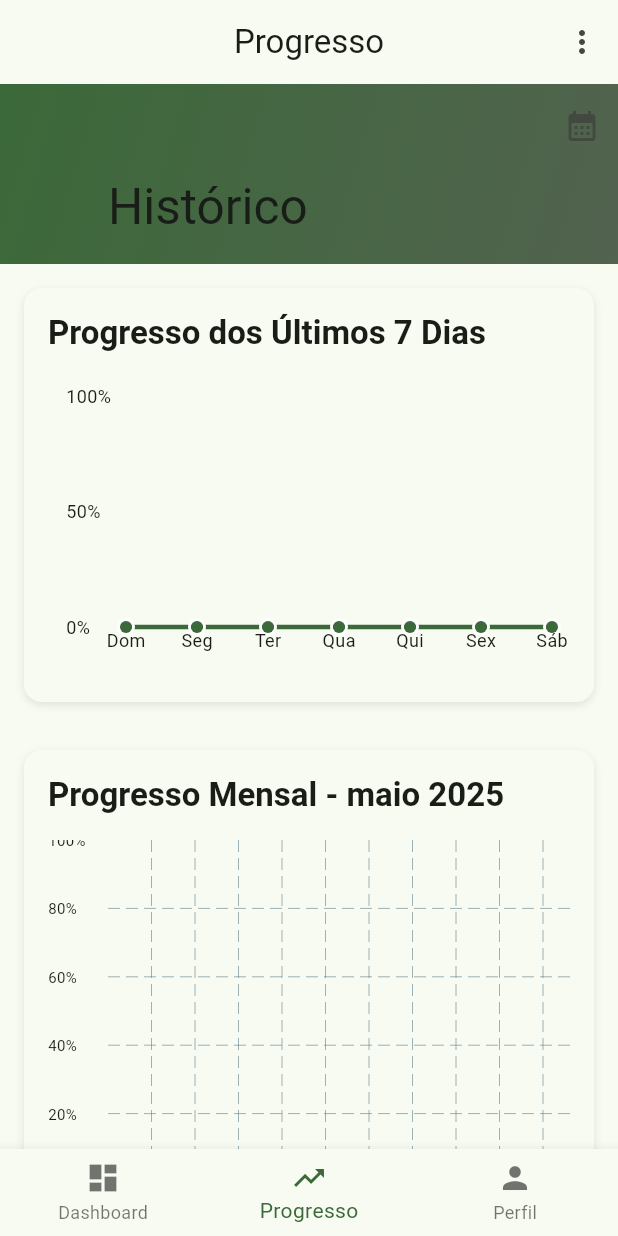
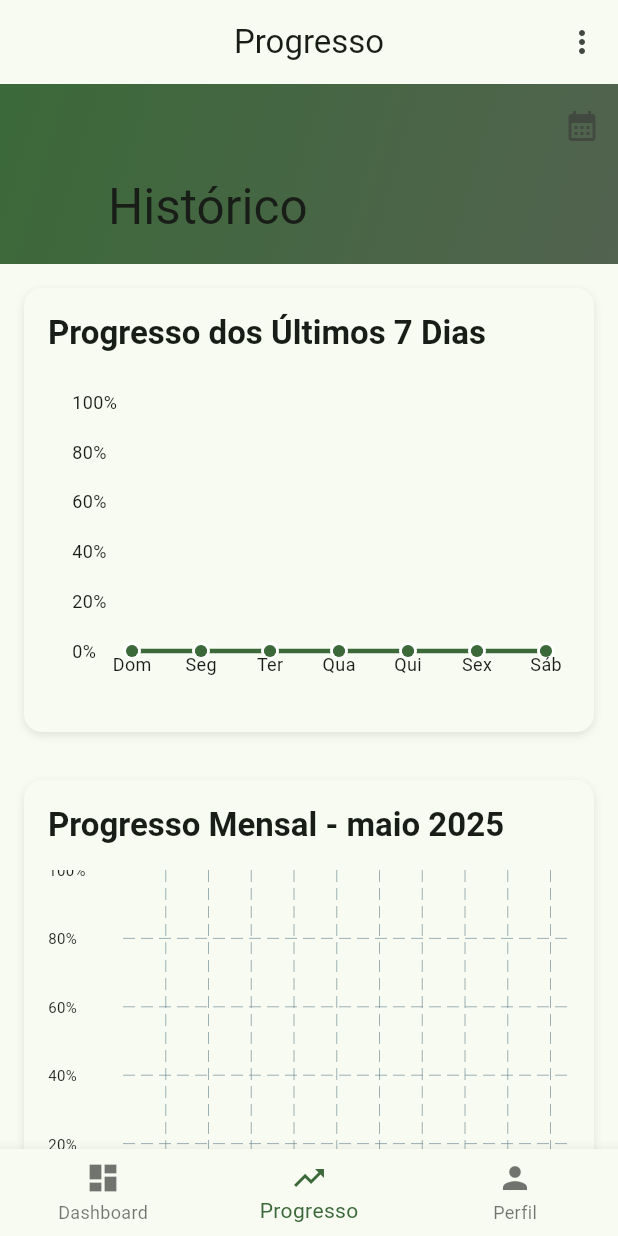
Before and after one commit to GabrielUzeda/VidaPlus, a Flutter app: the screen it shows once a user with an empty profile is signed in, item 2 of the bottom bar chosen, on a phone screen of 412 x 824 dp. Run offline on Flutter 3.47's test engine with Material 3 defaults, Android fonts, the light colour scheme and no system bars; drawn by our look-alikes of fl_chart; our stand-ins replace cloud_firestore, firebase_auth, firebase_core, firebase_storage, flutter_local_notifications, image_picker and 2 more; accounts and stored records are empty.

Commit message:
Fix padding and overflow issues: increase chart margins, fix 100% text clipping, and add scroll to habit dialog

```diff
--- a/lib/presentation/pages/home/history_page.dart
+++ b/lib/presentation/pages/home/history_page.dart
@@ -79,9 +79,9 @@
                       ),
                       const SizedBox(height: 16),
                       SizedBox(
-                        height: 200,
+                        height: 220,
                         child: Padding(
-                          padding: const EdgeInsets.all(12.0),
+                          padding: const EdgeInsets.all(16.0),
                           child: _buildWeeklyChart(controller),
                         ),
                       ),
@@ -317,7 +317,7 @@
                       leftTitles: AxisTitles(
                         sideTitles: SideTitles(
                           showTitles: true,
-                          reservedSize: 40,
+                          reservedSize: 50,
                           getTitlesWidget: (value, meta) {
                             return Text(
                               '${value.toInt()}%',
--- a/lib/presentation/pages/home/widgets/add_habit_dialog.dart
+++ b/lib/presentation/pages/home/widgets/add_habit_dialog.dart
@@ -147,10 +147,11 @@
         borderRadius: BorderRadius.circular(16),
       ),
       child: Container(
-        constraints: const BoxConstraints(maxWidth: 400),
+        constraints: const BoxConstraints(maxWidth: 400, maxHeight: 600),
         padding: const EdgeInsets.all(24),
         child: Form(
           key: _formKey,
+          child: SingleChildScrollView(
             child: Column(
               mainAxisSize: MainAxisSize.min,
               crossAxisAlignment: CrossAxisAlignment.stretch,
@@ -334,6 +335,7 @@
             ),
           ),
         ),
+      ),
     );
   }
 }
```
Lines whose indentation alone changed are shown as unchanged.
